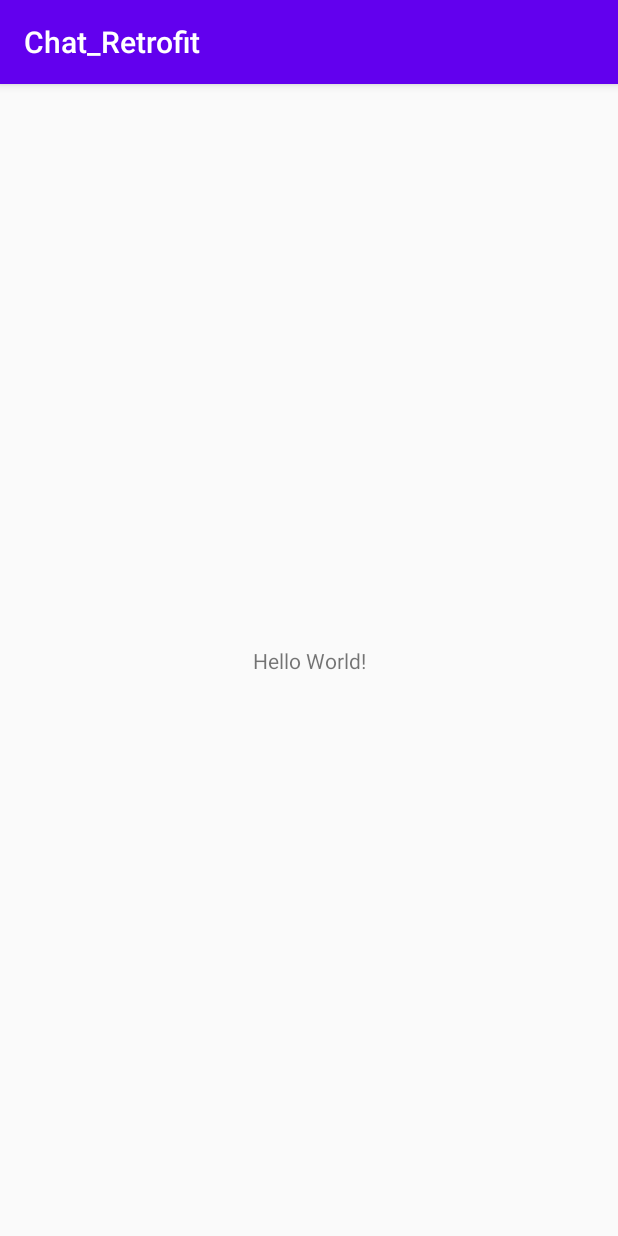
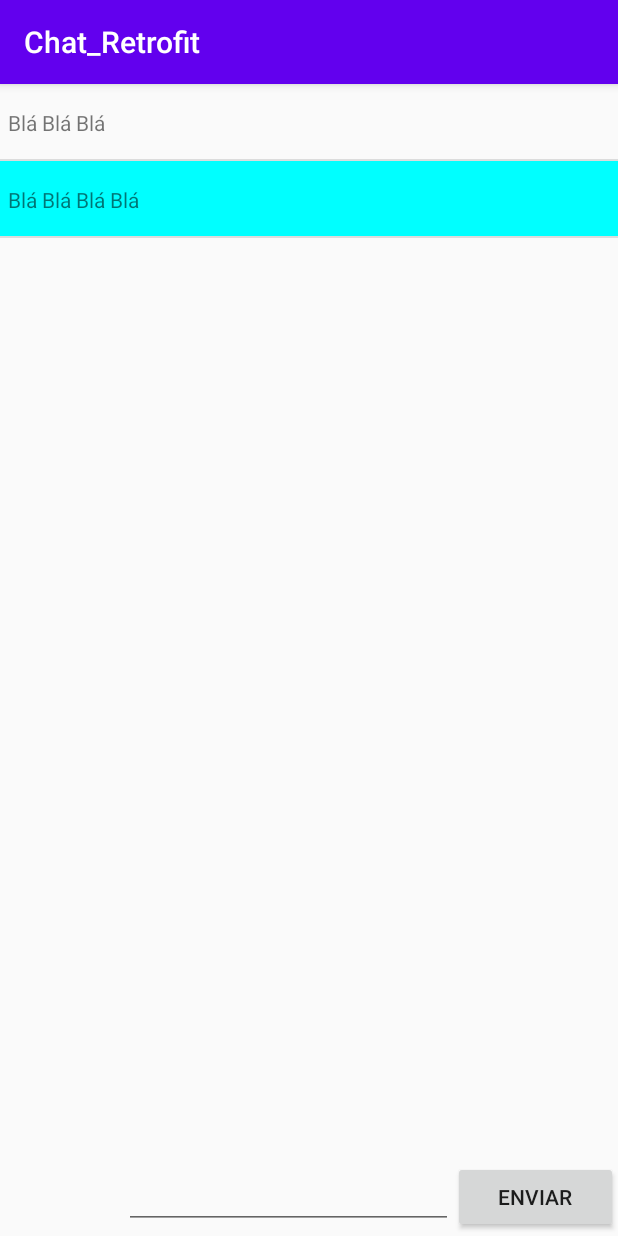
Before and after one commit to castelles/Chat_Retrofit, an Android app: the screen it shows after launch (MainActivity), on a phone screen of 412 x 824 dp. Run offline under Robolectric (Android 15) with nearby library versions, the phone set to English and light mode, and no system bars.

Commit message:
Acessing API to send messages, still not printing the sended messages on the screen

```diff
--- a/Chat_Retrofit/app/src/main/AndroidManifest.xml
+++ b/Chat_Retrofit/app/src/main/AndroidManifest.xml
@@ -1,7 +1,7 @@
 <?xml version="1.0" encoding="utf-8"?>
 <manifest xmlns:android="http://schemas.android.com/apk/res/android"
     package="com.example.chat_retrofit">
-
+    <uses-permission android:name="android.permission.INTERNET"/>
     <application
         android:allowBackup="true"
         android:icon="@mipmap/ic_launcher"
@@ -9,7 +9,7 @@
         android:roundIcon="@mipmap/ic_launcher_round"
         android:supportsRtl="true"
         android:theme="@style/AppTheme">
-        <activity android:name=".MainActivity">
+        <activity android:name=".activity.MainActivity">
             <intent-filter>
                 <action android:name="android.intent.action.MAIN" />
 
--- a/Chat_Retrofit/app/src/main/java/com/example/chat_retrofit/MainActivity.java
+++ /dev/null
@@ -1,14 +0,0 @@
-package com.example.chat_retrofit;
-
-import androidx.appcompat.app.AppCompatActivity;
-
-import android.os.Bundle;
-
-public class MainActivity extends AppCompatActivity {
-
-    @Override
-    protected void onCreate(Bundle savedInstanceState) {
-        super.onCreate(savedInstanceState);
-        setContentView(R.layout.activity_main);
-    }
-}
--- /dev/null
+++ b/Chat_Retrofit/app/src/main/java/com/example/chat_retrofit/activity/MainActivity.java
@@ -0,0 +1,49 @@
+package com.example.chat_retrofit.activity;
+
+import android.os.Bundle;
+import android.view.View;
+import android.widget.Button;
+import android.widget.EditText;
+import android.widget.ListView;
+
+import androidx.appcompat.app.AppCompatActivity;
+
+import com.example.chat_retrofit.R;
+import com.example.chat_retrofit.adapter.MessageAdapter;
+import com.example.chat_retrofit.model.MessageRetro;
+import com.example.chat_retrofit.service.ChatService;
+
+import java.util.Arrays;
+import java.util.List;
+
+public class MainActivity extends AppCompatActivity {
+
+    private int clientId = 1;
+    private EditText messageField;
+    private Button sendBtt;
+
+    @Override
+    protected void onCreate(Bundle savedInstanceState) {
+        super.onCreate(savedInstanceState);
+        setContentView(R.layout.activity_main);
+
+        ListView messageList = findViewById(R.id.messagesList);
+
+        List<MessageRetro> messages = Arrays.asList(new MessageRetro("Blá Blá Blá",1),new MessageRetro("Blá Blá Blá Blá",2));
+
+        MessageAdapter adapter = new MessageAdapter(messages,this,clientId);
+
+        messageList.setAdapter(adapter);
+
+        sendBtt = findViewById(R.id.sendBtt);
+        messageField = findViewById(R.id.messageField);
+
+        sendBtt.setOnClickListener(new View.OnClickListener() {
+            @Override
+            public void onClick(View v) {
+                new ChatService().send(new MessageRetro(messageField.getText().toString(),3));
+            }
+        });
+
+    }
+}
--- /dev/null
+++ b/Chat_Retrofit/app/src/main/java/com/example/chat_retrofit/adapter/MessageAdapter.java
@@ -0,0 +1,58 @@
+package com.example.chat_retrofit.adapter;
+
+import android.app.Activity;
+import android.graphics.Color;
+import android.view.View;
+import android.view.ViewGroup;
+import android.widget.BaseAdapter;
+import android.widget.TextView;
+
+import com.example.chat_retrofit.R;
+import com.example.chat_retrofit.model.MessageRetro;
+
+import java.util.List;
+
+public class MessageAdapter extends BaseAdapter {
+
+    private List<MessageRetro> messages;
+    private Activity activity;
+    private int clientId;
+
+    public MessageAdapter(List<MessageRetro> messages, Activity activity,int clientId) {
+        this.messages = messages;
+        this.activity = activity;
+        this.clientId = clientId;
+    }
+
+    @Override
+    public int getCount() {
+        return messages.size();
+    }
+
+    @Override
+    public MessageRetro getItem(int position) {
+        return messages.get(position);
+    }
+
+    @Override
+    public long getItemId(int position) {
+        return position;
+    }
+
+    @Override
+    public View getView(int position, View convertView, ViewGroup parent) {
+
+        View line = activity.getLayoutInflater().inflate(R.layout.message,parent,false);
+        TextView text = line.findViewById(R.id.tvText);
+
+        MessageRetro message = getItem(position);
+
+        if (clientId != message.getId()) {
+            line.setBackgroundColor(Color.CYAN);
+        }
+
+        text.setText(message.getText());
+
+        return line;
+    }
+}
--- /dev/null
+++ b/Chat_Retrofit/app/src/main/java/com/example/chat_retrofit/model/MessageRetro.java
@@ -0,0 +1,20 @@
+package com.example.chat_retrofit.model;
+
+public class MessageRetro {
+
+    private String text;
+    private int id;
+
+    public MessageRetro(String text, int id) {
+        this.text = text;
+        this.id = id;
+    }
+
+    public String getText() {
+        return text;
+    }
+
+    public int getId() {
+        return id;
+    }
+}
--- /dev/null
+++ b/Chat_Retrofit/app/src/main/java/com/example/chat_retrofit/service/ChatService.java
@@ -0,0 +1,51 @@
+package com.example.chat_retrofit.service;
+
+import com.example.chat_retrofit.model.MessageRetro;
+
+import org.json.JSONStringer;
+
+import java.io.OutputStream;
+import java.io.PrintStream;
+import java.net.HttpURLConnection;
+import java.net.URL;
+
+public class ChatService {
+
+    public void send(final MessageRetro message) {
+
+        new Thread(new Runnable() {
+
+            @Override
+            public void run() {
+                String text = message.getText();
+
+                try {
+                    HttpURLConnection url = (HttpURLConnection) new URL("http://172.100.10.193:8080/polling").openConnection();
+                    url.setRequestMethod("POST");
+                    url.setRequestProperty("content-type","application/json");
+
+                    JSONStringer json = new JSONStringer().object()
+                            .key("text")
+                            .value(text)
+                            .key("id")
+                            .value(message.getId())
+                            .endObject();
+
+                    OutputStream out = url.getOutputStream();
+                    PrintStream ps = new PrintStream(out);
+
+                    ps.println(json.toString());
+
+                    url.connect();
+                    url.getInputStream();
+
+                } catch (Exception e){
+                    throw new RuntimeException(e);
+                }
+            }
+
+
+        }).start();
+
+    }
+}
--- a/Chat_Retrofit/app/src/main/res/layout/activity_main.xml
+++ b/Chat_Retrofit/app/src/main/res/layout/activity_main.xml
@@ -4,15 +4,43 @@
     xmlns:tools="http://schemas.android.com/tools"
     android:layout_width="match_parent"
     android:layout_height="match_parent"
-    tools:context=".MainActivity">
+    tools:context=".activity.MainActivity">
 
-    <TextView
-        android:layout_width="wrap_content"
+    <ListView
+        android:id="@+id/messagesList"
+        android:layout_width="match_parent"
+        android:layout_height="match_parent"
+        tools:layout_editor_absoluteX="-16dp"
+        tools:layout_editor_absoluteY="-110dp">
+
+    </ListView>
+
+    <LinearLayout
+        android:id="@+id/linearLayout"
+        android:layout_width="match_parent"
         android:layout_height="wrap_content"
-        android:text="Hello World!"
-        app:layout_constraintBottom_toBottomOf="parent"
-        app:layout_constraintLeft_toLeftOf="parent"
-        app:layout_constraintRight_toRightOf="parent"
-        app:layout_constraintTop_toTopOf="parent" />
+        android:orientation="horizontal"
+        app:layout_constraintBottom_toBottomOf="parent">
 
+        <ImageView
+            android:id="@+id/imageView"
+            android:layout_width="50dp"
+            android:layout_height="50dp"
+            android:layout_weight="0.3" />
+
+        <EditText
+            android:id="@+id/messageField"
+            android:layout_width="0dp"
+            android:layout_height="wrap_content"
+            android:layout_weight="2"
+            android:ems="10"
+            android:inputType="textPersonName" />
+
+        <Button
+            android:id="@+id/sendBtt"
+            android:layout_width="0dp"
+            android:layout_height="wrap_content"
+            android:layout_weight="1"
+            android:text="@string/sendBtt" />
+    </LinearLayout>
 </androidx.constraintlayout.widget.ConstraintLayout>
--- /dev/null
+++ b/Chat_Retrofit/app/src/main/res/layout/message.xml
@@ -0,0 +1,13 @@
+<?xml version="1.0" encoding="utf-8"?>
+<LinearLayout xmlns:android="http://schemas.android.com/apk/res/android"
+    android:orientation="vertical" android:layout_width="match_parent"
+    android:layout_height="50dp">
+
+    <TextView
+        android:id="@+id/tvText"
+        android:layout_width="wrap_content"
+        android:layout_height="wrap_content"
+        android:paddingLeft="5sp"
+        android:paddingTop="16sp" />
+
+</LinearLayout>
--- a/Chat_Retrofit/app/src/main/res/values/strings.xml
+++ b/Chat_Retrofit/app/src/main/res/values/strings.xml
@@ -1,3 +1,4 @@
 <resources>
     <string name="app_name">Chat_Retrofit</string>
+    <string name="sendBtt">Enviar</string>
 </resources>
```
